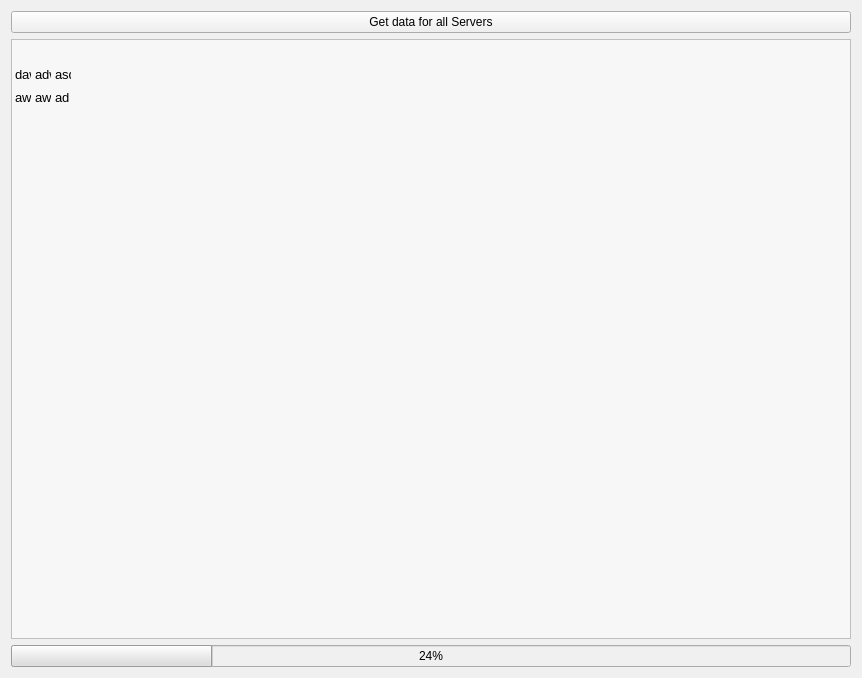
Old version of the form Source_Code/source_files/isrt_monitor_v0.7.ui in the repository sargolin/ISRT-Insurgency-Sandstorm-RCON-TOOL-and-Mapchanger.
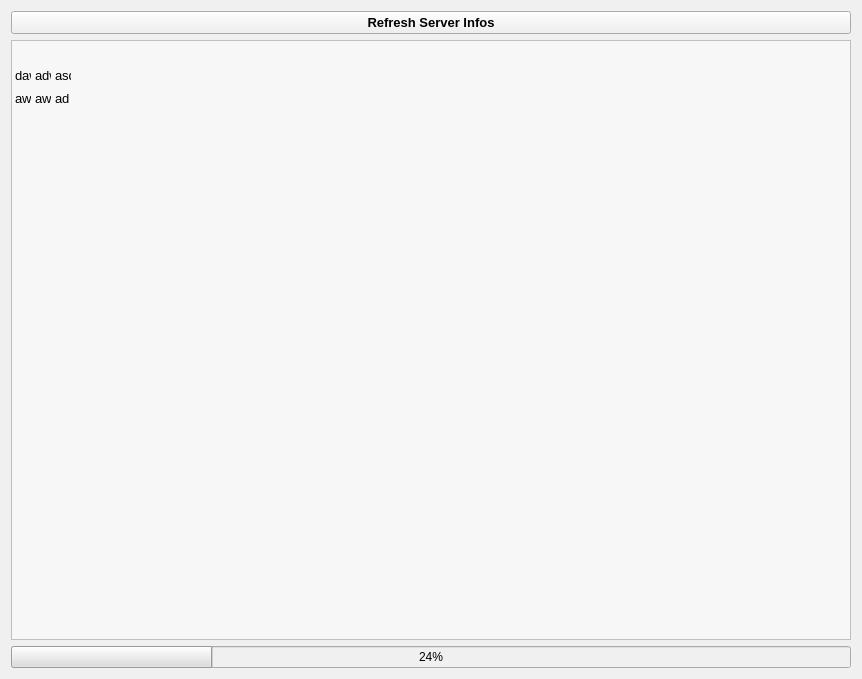
New version of the form. Icons and pictures are not drawn.

The edit to the form file:
```diff
--- a/Source_Code/source_files/isrt_monitor_v0.7.ui
+++ b/Source_Code/source_files/isrt_monitor_v0.7.ui
@@ -7,7 +7,7 @@
     <x>0</x>
     <y>0</y>
     <width>860</width>
-    <height>678</height>
+    <height>679</height>
    </rect>
   </property>
   <property name="windowTitle">
@@ -31,13 +31,13 @@
         <widget class="QPushButton" name="btn_exec_overview_refresh">
          <property name="font">
           <font>
-           <pointsize>9</pointsize>
-           <weight>50</weight>
-           <bold>false</bold>
+           <pointsize>10</pointsize>
+           <weight>75</weight>
+           <bold>true</bold>
           </font>
          </property>
          <property name="text">
-          <string>Get data for all Servers</string>
+          <string>Refresh Server Infos</string>
          </property>
          <property name="autoDefault">
           <bool>false</bool>
```
